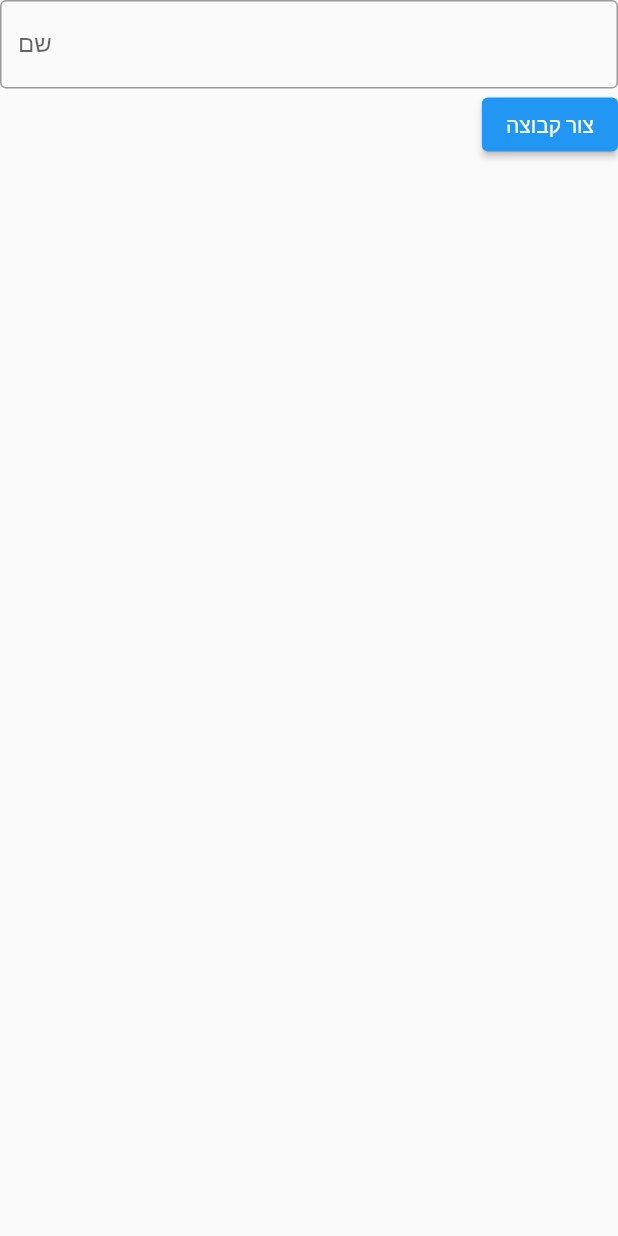
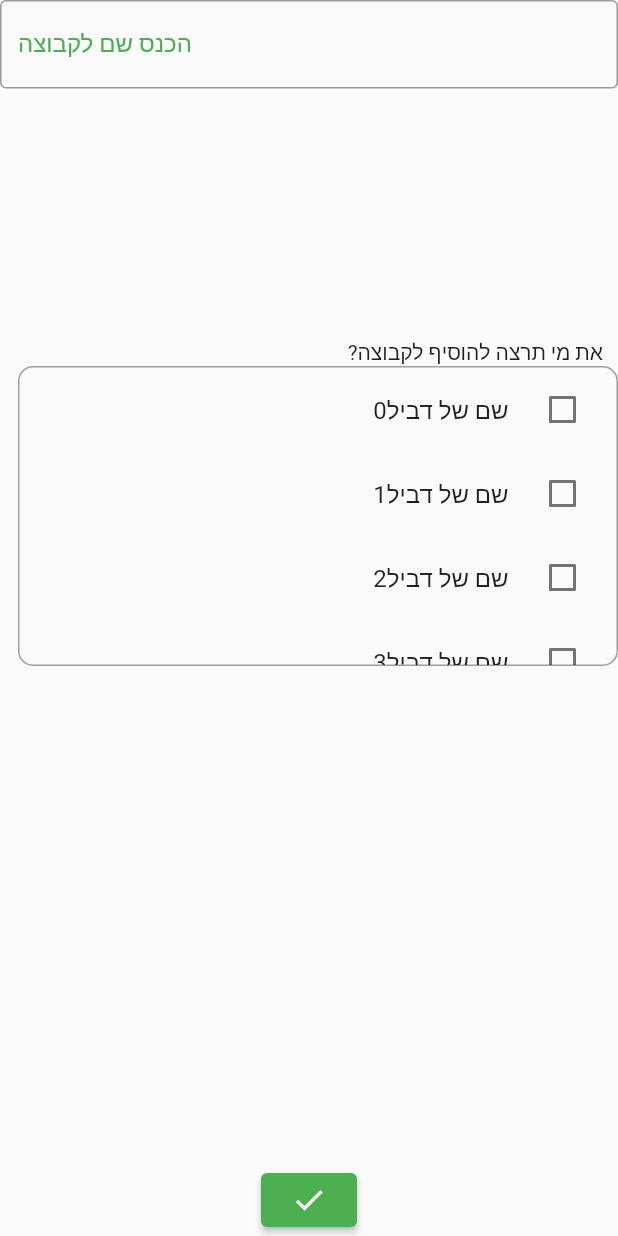
Before and after one commit to RonitPr/Commander, a Flutter app: the CreateGroupForm widget shown alone on an empty page, opened directly, on a phone screen of 412 x 824 dp. Run offline on Flutter 3.47's test engine with Material 2 defaults, Android fonts, the phone set to English and light mode, and no system bars; missing offline and left inert: flutter_rounded_progress_bar.

Commit message:
Made create group dialog

```diff
--- /dev/null
+++ b/lib/controllers/UserChoiceForGroupsController.dart
@@ -0,0 +1,19 @@
+class UserChoiceForGroupController {
+  List<String> _selecterUsersIds = [];
+
+  getSelectedUserIds() {
+    return _selecterUsersIds;
+  }
+
+  addId(String userId) {
+    _selecterUsersIds.add(userId);
+  }
+
+  removeId(String userId) {
+    _selecterUsersIds.remove(userId);
+  }
+
+  containsId(String userId) {
+    return _selecterUsersIds.contains(userId);
+  }
+}
--- a/lib/widget/CreateGroupForm.dart
+++ b/lib/widget/CreateGroupForm.dart
@@ -1,3 +1,5 @@
+import 'package:commander/controllers/UserChoiceForGroupsController.dart';
+import 'package:commander/widget/UserChoiceList.dart';
 import 'package:flutter/material.dart';
 
 class CreateGroupForm extends StatefulWidget {
@@ -9,39 +11,65 @@ class CreateGroupForm extends StatefulWidget {
 
 class _CreateGroupFormState extends State<CreateGroupForm> {
   final _formKey = GlobalKey<FormState>();
+  UserChoiceForGroupController userChoiceController =
+      UserChoiceForGroupController();
+  TextEditingController groupNameController = TextEditingController();
+
   @override
   Widget build(BuildContext context) {
     return Form(
       key: _formKey,
       child: Column(
         crossAxisAlignment: CrossAxisAlignment.end,
+        mainAxisAlignment: MainAxisAlignment.start,
         children: <Widget>[
           // Add TextFormFields and ElevatedButton here.
           TextFormField(
+            controller: groupNameController,
             // The validator receives the text that the user has entered.
             validator: (value) {
               if (value == null || value.isEmpty) {
-                return 'משהו נראה לי חסר';
+                return 'מרגיש כאילו משהו חסר';
               }
               return null;
             },
             textDirection: TextDirection.rtl,
             decoration: InputDecoration(
-              labelText: "שם",
+              labelText: "הכנס שם לקבוצה",
+              labelStyle: TextStyle(color: Colors.green),
               border: OutlineInputBorder(),
+              focusedBorder: OutlineInputBorder(
+                borderSide: const BorderSide(color: Colors.green, width: 1.0),
               ),
             ),
-          ElevatedButton(
+          ),
+          Spacer(flex: 1),
+          Padding(
+            padding: EdgeInsets.only(right: 10),
+            child: Text("?את מי תרצה להוסיף לקבוצה"),
+          ),
+          UserChoiceList(
+            userChoiceController: this.userChoiceController,
+          ),
+          Spacer(flex: 2),
+          Center(
+            child: ElevatedButton(
+              style: ButtonStyle(
+                  backgroundColor: MaterialStateProperty.all(Colors.green)),
               onPressed: () {
                 // Validate returns true if the form is valid, or false otherwise.
                 if (_formKey.currentState!.validate()) {
+                  // Send data to server.
+                  //print(groupNameController.text);
+                  //print(this.userChoiceController.getSelectedUserIds());
                   // If the form is valid, display a snackbar. In the real world,
                   // you'd often call a server or save the information in a database.
                   ScaffoldMessenger.of(context).showSnackBar(
                       SnackBar(content: Text('יצירת קבוצה הושלמה בהצלחה')));
                 }
               },
-            child: Text('צור קבוצה'),
+              child: Icon(Icons.done, color: Colors.white),
+            ),
           ),
         ],
       ),
--- /dev/null
+++ b/lib/widget/UserChoiceList.dart
@@ -0,0 +1,47 @@
+import 'package:commander/controllers/UserChoiceForGroupsController.dart';
+import 'package:flutter/material.dart';
+
+class UserChoiceList extends StatelessWidget {
+  final UserChoiceForGroupController userChoiceController;
+  const UserChoiceList({Key? key, required this.userChoiceController})
+      : super(key: key);
+  @override
+  Widget build(BuildContext context) {
+    return StatefulBuilder(
+      builder:
+          (BuildContext context, void Function(void Function()) changeState) {
+        return Container(
+          height: 200,
+          width: 400,
+          decoration: BoxDecoration(
+            borderRadius: BorderRadius.circular(10),
+            border: Border.all(color: Colors.grey),
+          ),
+          clipBehavior: Clip.antiAlias,
+          child: ListView.builder(
+            itemCount: 10,
+            itemBuilder: (BuildContext context, int index) {
+              String userId = "12345" + index.toString();
+              String userName = "שם של דביל" + index.toString();
+              return CheckboxListTile(
+                value: this.userChoiceController.containsId(userId),
+                title: Text(
+                  userName,
+                  textDirection: TextDirection.rtl,
+                ),
+                activeColor: Colors.green,
+                onChanged: (bool? value) {
+                  if (value != null)
+                    !value
+                        ? this.userChoiceController.removeId(userId)
+                        : this.userChoiceController.addId(userId);
+                  changeState(() {});
+                },
+              );
+            },
+          ),
+        );
+      },
+    );
+  }
+}
```
Lines whose indentation alone changed are shown as unchanged.
